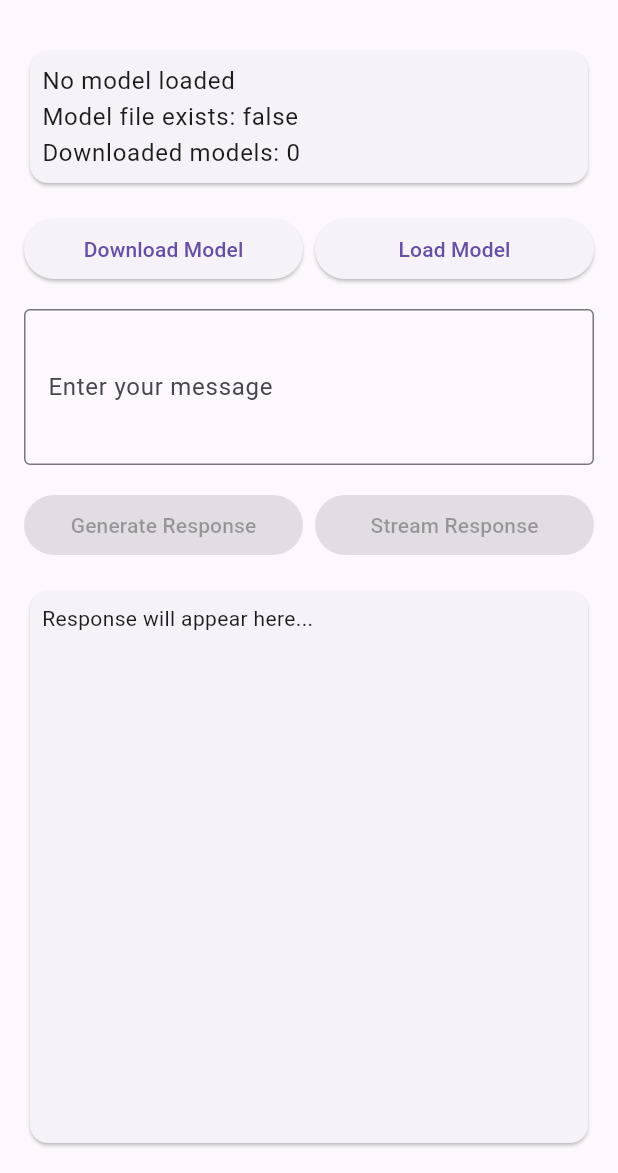
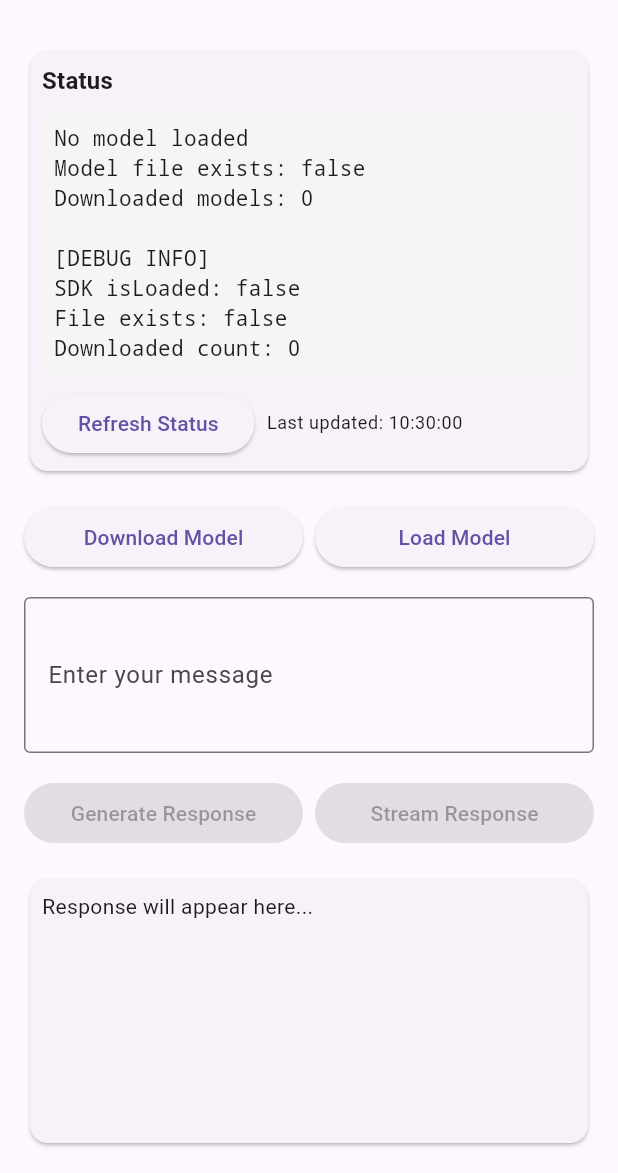
Before and after one commit to hawier-dev/flutter_leap_sdk, a Flutter app: the screen it shows after launch, on a phone screen of 412 x 824 dp, the part 63-1236 px from its top. Run offline on Flutter 3.47's test engine with Material 3 defaults, Android fonts, the phone set to English and light mode, and no system bars; missing offline and left inert: flutter_downloader.

Commit message:
feat(example): Add model status checks and logging

```diff
--- a/example/lib/main.dart
+++ b/example/lib/main.dart
@@ -45,13 +45,21 @@ class _MyHomePageState extends State<MyHomePage> {
 
   Future<void> _checkModelStatus() async {
     try {
+      setState(() {
+        _status = 'Checking model status...';
+      });
+
+      print('DEBUG: Starting model status check');
       final isLoaded = await FlutterLeapSdkService.checkModelLoaded();
+      print('DEBUG: Model loaded status: $isLoaded');
 
       // Also check if model file exists
       final modelExists = await FlutterLeapSdkService.checkModelExists('LFM2-350M-8da4w_output_8da8w-seq_4096.bundle');
+      print('DEBUG: Model file exists: $modelExists');
 
       // Get list of all downloaded models
       final downloadedModels = await FlutterLeapSdkService.getDownloadedModels();
+      print('DEBUG: Downloaded models: $downloadedModels');
 
       setState(() {
         _isModelLoaded = isLoaded;
@@ -61,9 +69,15 @@ class _MyHomePageState extends State<MyHomePage> {
         if (downloadedModels.isNotEmpty) {
           statusText += '\nFiles: ${downloadedModels.join(', ')}';
         }
+        statusText += '\n\n[DEBUG INFO]';
+        statusText += '\nSDK isLoaded: $isLoaded';
+        statusText += '\nFile exists: $modelExists';
+        statusText += '\nDownloaded count: ${downloadedModels.length}';
         _status = statusText;
       });
+      print('DEBUG: Status updated: $statusText');
     } catch (e) {
+      print('DEBUG: Error in _checkModelStatus: $e');
       setState(() {
         _status = 'Error checking model status: $e';
       });
@@ -77,12 +91,18 @@ class _MyHomePageState extends State<MyHomePage> {
     });
 
     try {
+      print('DEBUG: Starting model download');
       final taskId = await FlutterLeapSdkService.downloadLFM2_350M(
         onProgress: (progress) {
+          print('DEBUG: Download progress: ${progress.percentage}%');
           setState(() {
             if (progress.percentage >= 100.0) {
-              _status = 'Download completed! Model ready to load.';
+              _status = 'Download completed! Checking file...';
               _currentDownloadTaskId = null;
+              // Auto-check status after download
+              Future.delayed(const Duration(milliseconds: 500), () {
+                _checkModelStatus();
+              });
             } else {
               _status = 'Downloading: ${progress.percentage.toStringAsFixed(2)}%';
             }
@@ -92,11 +112,15 @@ class _MyHomePageState extends State<MyHomePage> {
 
       if (taskId != null) {
         _currentDownloadTaskId = taskId;
+        print('DEBUG: Download task started: $taskId');
         setState(() {
           _status = 'Download started (Task: ${taskId.substring(0, 8)}...)';
         });
+      } else {
+        print('DEBUG: Download task ID is null!');
       }
     } catch (e) {
+      print('DEBUG: Download error: $e');
       setState(() {
         _status = 'Download failed: $e';
       });
@@ -130,16 +154,36 @@ class _MyHomePageState extends State<MyHomePage> {
     });
 
     try {
+      print('DEBUG: Attempting to load model: LFM2-350M-8da4w_output_8da8w-seq_4096.bundle');
+
+      // First check if file exists before trying to load
+      final modelExists = await FlutterLeapSdkService.checkModelExists('LFM2-350M-8da4w_output_8da8w-seq_4096.bundle');
+      print('DEBUG: Model file exists before load: $modelExists');
+
+      if (!modelExists) {
+        setState(() {
+          _status = 'ERROR: Model file not found! Please download first.';
+        });
+        return;
+      }
+
       final result = await FlutterLeapSdkService.loadModel(
         modelPath: 'LFM2-350M-8da4w_output_8da8w-seq_4096.bundle',
       );
+      print('DEBUG: Model load result: $result');
+
+      // Verify the model is actually loaded
+      final isLoaded = await FlutterLeapSdkService.checkModelLoaded();
+      print('DEBUG: Model loaded verification: $isLoaded');
+
       setState(() {
-        _isModelLoaded = true;
-        _status = result;
+        _isModelLoaded = isLoaded;
+        _status = 'Model load result: $result\nVerification: Model loaded = $isLoaded';
       });
     } catch (e) {
+      print('DEBUG: Model load error: $e');
       setState(() {
-        _status = 'Failed to load model: $e';
+        _status = 'Failed to load model: $e\n\nFull error details: ${e.toString()}';
       });
     } finally {
       setState(() {
@@ -214,9 +258,41 @@ class _MyHomePageState extends State<MyHomePage> {
             Card(
               child: Padding(
                 padding: const EdgeInsets.all(8.0),
-                child: Text(
-                  _status,
-                  style: Theme.of(context).textTheme.bodyLarge,
+                child: Column(
+                  crossAxisAlignment: CrossAxisAlignment.start,
+                  children: [
+                    Text(
+                      'Status',
+                      style: Theme.of(context).textTheme.titleMedium?.copyWith(fontWeight: FontWeight.bold),
+                    ),
+                    const SizedBox(height: 8),
+                    Container(
+                      width: double.infinity,
+                      padding: const EdgeInsets.all(8.0),
+                      decoration: BoxDecoration(
+                        color: Colors.grey[100],
+                        borderRadius: BorderRadius.circular(4),
+                      ),
+                      child: Text(
+                        _status,
+                        style: Theme.of(context).textTheme.bodyMedium?.copyWith(fontFamily: 'monospace'),
+                      ),
+                    ),
+                    const SizedBox(height: 8),
+                    Row(
+                      children: [
+                        ElevatedButton(
+                          onPressed: _checkModelStatus,
+                          child: const Text('Refresh Status'),
+                        ),
+                        const SizedBox(width: 8),
+                        Text(
+                          'Last updated: ${DateTime.now().toString().substring(11, 19)}',
+                          style: Theme.of(context).textTheme.bodySmall,
+                        ),
+                      ],
+                    ),
+                  ],
                 ),
               ),
             ),
--- a/lib/src/flutter_leap_sdk_service.dart
+++ b/lib/src/flutter_leap_sdk_service.dart
@@ -225,9 +225,23 @@ class FlutterLeapSdkService {
       try {
         await _ensureDownloaderInitialized();
         final tasks = await FlutterDownloader.loadTasks();
-        final task = tasks?.firstWhere((t) => t.taskId == taskId, orElse: () => throw Exception('Task not found'));
 
-        if (task != null) {
+        if (tasks == null || tasks.isEmpty) {
+          print('DEBUG: No tasks found, cancelling timer');
+          timer.cancel();
+          return;
+        }
+
+        final task = tasks.firstWhere((t) => t.taskId == taskId, orElse: () => null);
+
+        if (task == null) {
+          print('DEBUG: Task $taskId not found, cancelling timer');
+          timer.cancel();
+          return;
+        }
+
+        print('DEBUG: Task status: ${task.status}, progress: ${task.progress}');
+
         final progress = DownloadProgress(
           bytesDownloaded: task.progress,
           totalBytes: 100,
@@ -239,6 +253,7 @@ class FlutterLeapSdkService {
         // Handle completion - finalize the download
         if (task.status == DownloadTaskStatus.complete) {
           timer.cancel();
+          print('DEBUG: Download completed, starting finalization');
           try {
             // Notify that finalization is starting
             final finalizingProgress = DownloadProgress(
@@ -250,9 +265,12 @@ class FlutterLeapSdkService {
 
             // Extract original filename from temp filename
             final tempFileName = task.filename;
+            print('DEBUG: Temp filename: $tempFileName');
             if (tempFileName != null && tempFileName.endsWith('.temp')) {
               final originalFileName = tempFileName.replaceAll('.temp', '');
-                await finalizeDownload(originalFileName);
+              print('DEBUG: Finalizing to: $originalFileName');
+              final success = await finalizeDownload(originalFileName);
+              print('DEBUG: Finalization result: $success');
 
               // Send final completion progress
               final completionProgress = DownloadProgress(
@@ -264,16 +282,17 @@ class FlutterLeapSdkService {
             }
           } catch (e) {
             // Even if finalization fails, at least notify completion
-              print('Failed to finalize download: $e');
+            print('DEBUG: Failed to finalize download: $e');
           }
         }
         // Stop monitoring when failed or canceled
         else if (task.status == DownloadTaskStatus.failed ||
                  task.status == DownloadTaskStatus.canceled) {
+          print('DEBUG: Task failed or cancelled: ${task.status}');
           timer.cancel();
         }
-        }
       } catch (e) {
+        print('DEBUG: Error in progress monitoring: $e');
         timer.cancel();
       }
     });
@@ -361,29 +380,70 @@ class FlutterLeapSdkService {
   static Future<bool> finalizeDownload(String fileName) async {
     try {
       final appDir = await getApplicationDocumentsDirectory();
+      final leapDir = Directory('${appDir.path}/leap');
       final tempFile = File('${appDir.path}/leap/$fileName.temp');
       final finalFile = File('${appDir.path}/leap/$fileName');
 
       print('DEBUG: Finalizing download:');
+      print('DEBUG: App directory: ${appDir.path}');
+      print('DEBUG: LEAP directory exists: ${await leapDir.exists()}');
       print('DEBUG: Temp file: ${tempFile.path}');
       print('DEBUG: Final file: ${finalFile.path}');
       print('DEBUG: Temp file exists: ${await tempFile.exists()}');
+
+      // List all files in leap directory for debugging
+      if (await leapDir.exists()) {
+        final files = await leapDir.list().toList();
+        print('DEBUG: Files in leap directory:');
+        for (var file in files) {
+          if (file is File) {
+            final size = await file.length();
+            print('DEBUG: - ${file.path} (${size} bytes)');
+          } else {
+            print('DEBUG: - ${file.path} (directory)');
+          }
+        }
+      }
 
       if (await tempFile.exists()) {
         final tempFileSize = await tempFile.length();
         print('DEBUG: Temp file size: ${tempFileSize} bytes');
 
+        // Check if final file already exists
+        if (await finalFile.exists()) {
+          print('DEBUG: Final file already exists, deleting it first');
+          await finalFile.delete();
+        }
+
         await tempFile.rename(finalFile.path);
         print('DEBUG: File renamed successfully');
 
+        // Verify the rename worked
+        final finalExists = await finalFile.exists();
+        print('DEBUG: Final file exists after rename: $finalExists');
+
+        if (finalExists) {
           final finalFileSize = await finalFile.length();
           print('DEBUG: Final file size: ${finalFileSize} bytes');
+        }
+
+        return finalExists;
+      } else {
+        print('DEBUG: Temp file does not exist!');
+
+        // Check if final file already exists (maybe it was already moved?)
+        if (await finalFile.exists()) {
+          final finalFileSize = await finalFile.length();
+          print('DEBUG: Final file already exists with size: ${finalFileSize} bytes');
           return true;
         }
-      print('DEBUG: Temp file does not exist!');
+
         return false;
+      }
     } catch (e) {
       print('DEBUG: Error during finalization: $e');
+      print('DEBUG: Error type: ${e.runtimeType}');
+      print('DEBUG: Stack trace: ${StackTrace.current}');
       throw DownloadException('Failed to finalize download: $e', 'FINALIZE_ERROR');
     }
   }
```
Lines whose indentation alone changed are shown as unchanged.
